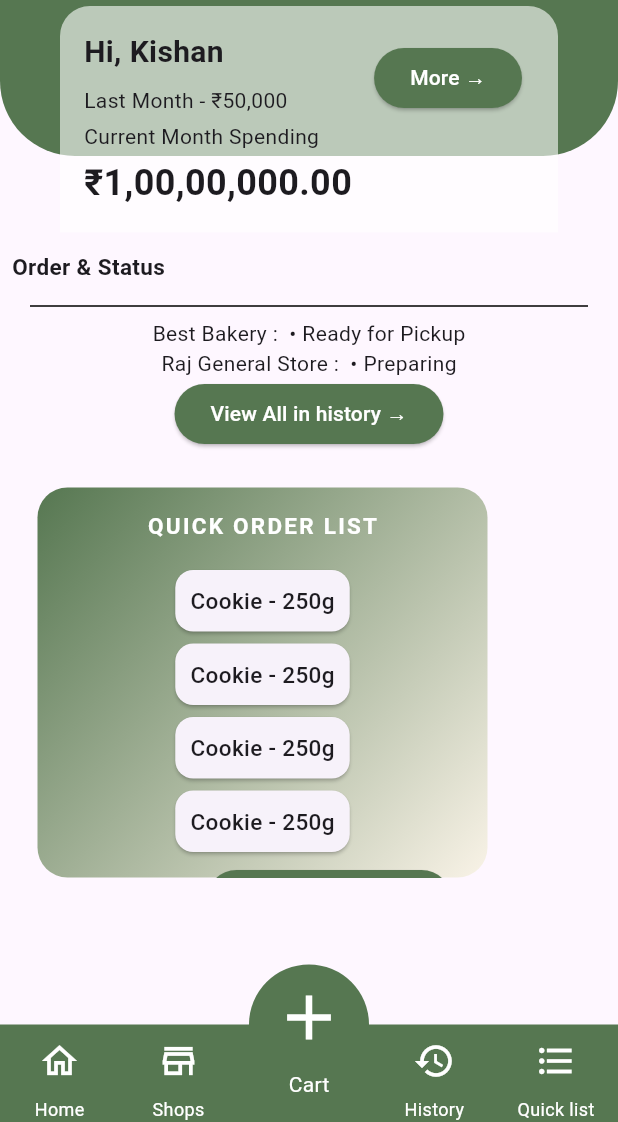
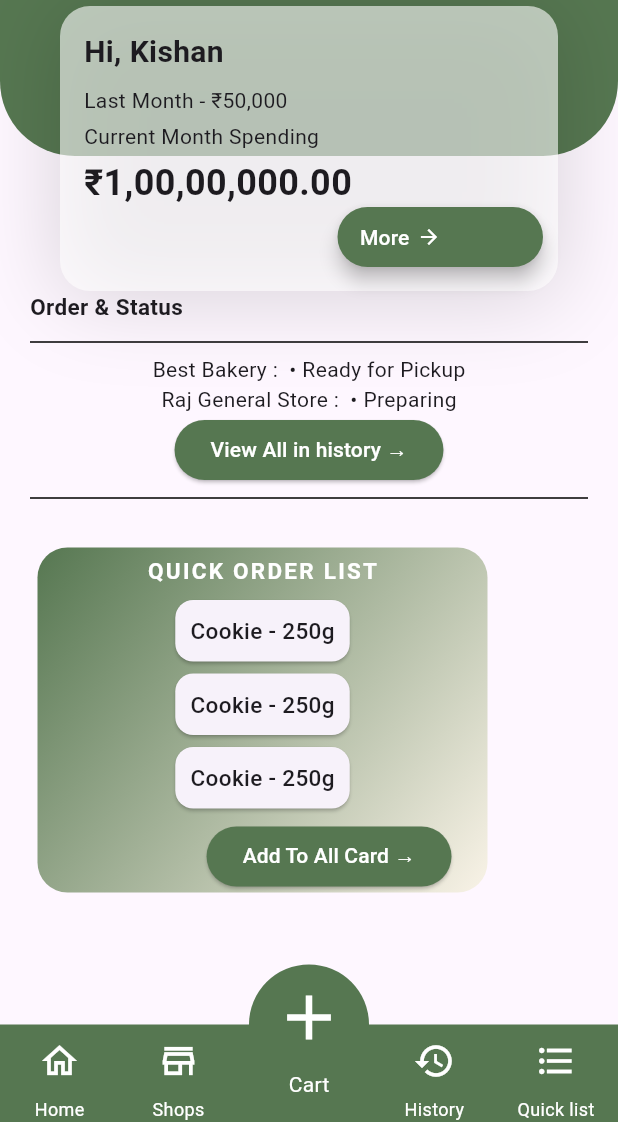
Before and after one commit to durgesh-kanzariya/Dukan-Sathi-Mobile-Application, a Flutter app: the Dashboard screen opened directly, on a phone screen of 412 x 824 dp, the part 114-1236 px from its top. Run offline on Flutter 3.47's test engine with Material 3 defaults, Android fonts, the phone set to English and light mode, and no system bars; our stand-ins replace get; missing offline and left inert: dart:ffi.

Commit message:
some changes in dashbaord page

```diff
--- a/dukan_sathi/lib/Login.dart
+++ b/dukan_sathi/lib/Login.dart
@@ -83,10 +83,8 @@ class _LoginState extends State<Login> {
                             : null,
                       ),
                     ),
-                    const SizedBox(height: 10),
+                    const SizedBox(height: 50),
 
-
-                    //-----------------  this is for the forget password -----------------------
                     // Container(
                     //   alignment: Alignment.centerRight,
                     //   child: const Padding(
--- a/dukan_sathi/lib/dashboard.dart
+++ b/dukan_sathi/lib/dashboard.dart
@@ -71,14 +71,26 @@ class _DashboardState extends State<Dashboard> {
                 left: 40,
                 right: 40,
                 child: Container(
+                  height: 190,
                   width: double.infinity,
                   padding: EdgeInsets.all(16),
                   decoration: BoxDecoration(
                     color: Colors.white.withOpacity(0.6),
-                    borderRadius: BorderRadius.only(
-                      topLeft: Radius.circular(20),
-                      topRight: Radius.circular(20),
+                    borderRadius: BorderRadius.circular(20),
+                    boxShadow: [
+                      BoxShadow(
+                        color: Colors.black.withOpacity(
+                          0.15,
+                        ), // Black with 15% opacity (soft look)
+                        blurRadius: 50, // How far the shadow extends and blurs
+                        spreadRadius:
+                            1, // Expands or contracts the size of the box
+                        offset: Offset(
+                          0,
+                          4,
+                        ), // Shifts the shadow (x, y) - 4px down
                       ),
+                    ],
                   ),
                   child: Column(
                     crossAxisAlignment: CrossAxisAlignment.start,
@@ -108,31 +120,40 @@ class _DashboardState extends State<Dashboard> {
               ),
 
               Positioned(
-                top: 100,
-                left: 40,
-                right: 40,
-                child: ListTile(
-                  trailing: ElevatedButton(
+                top: 210,
+                left: 225,
+                right: 50,
+                child: ElevatedButton(
                   onPressed: () {
                     Get.to(MonthlySpendingLage());
                   },
                   style: ElevatedButton.styleFrom(
                     backgroundColor: Color(0xFF567751),
                     foregroundColor: Colors.white,
+                    shape: RoundedRectangleBorder(
+                      borderRadius: BorderRadius.circular(20),
                     ),
-                    child: Text(
-                      "More →",
-                      style: TextStyle(color: Colors.white),
+                    padding: const EdgeInsets.symmetric(
+                      horizontal: 15,
+                      vertical: 10,
                     ),
+                    elevation: 5,
+                  ),
+                  child: const Row(
+                    children: [
+                      Text("More"),
+                      SizedBox(width: 5),
+                      Icon(Icons.arrow_forward, size: 16),
+                    ],
                   ),
                 ),
               ),
             ],
           ),
 
-          SizedBox(height: 55), // space below stack
+          SizedBox(height: 80), // space below stack
           Padding(
-            padding: EdgeInsets.all(8.0),
+            padding: EdgeInsetsGeometry.fromLTRB(20, 10, 10, 5),
             child: Text(
               "Order & Status",
               style: TextStyle(fontSize: 15, fontWeight: FontWeight.bold),
@@ -162,6 +183,13 @@ class _DashboardState extends State<Dashboard> {
                     backgroundColor: Color(0xFF567751),
                   ),
                 ),
+
+                Divider(
+                  color: Colors.black, // Line color
+                  thickness: 1, // Line thickness
+                  indent: 20, // Empty space before line
+                  endIndent: 20,
+                ),
               ],
             ),
           ),
@@ -169,7 +197,7 @@ class _DashboardState extends State<Dashboard> {
             padding: EdgeInsets.all(25.0),
             child: SingleChildScrollView(
               child: Container(
-                height: 260,
+                height: 230,
                 width: 300,
                 // color: Colors.green.withOpacity(0.5),
                 decoration: BoxDecoration(
@@ -187,9 +215,10 @@ class _DashboardState extends State<Dashboard> {
                 ),
                 child: SingleChildScrollView(
                   child: Column(
+                    mainAxisAlignment: MainAxisAlignment.start,
                     children: [
                       Padding(
-                        padding: EdgeInsets.all(15.0),
+                        padding:EdgeInsetsGeometry.symmetric(horizontal: 10,vertical: 5).flipped,
                         child: Text(
                           "QUICK ORDER LIST",
                           style: TextStyle(
@@ -219,21 +248,6 @@ class _DashboardState extends State<Dashboard> {
                                 ),
                               ),
                             ),
-                                Center(
-                            child: Card(
-                              child: Padding(
-                                padding: EdgeInsets.all(10.0),
-                                child: Text(
-                                  "Cookie - 250g",
-                                  style: TextStyle(
-                                    fontSize: 15,
-                                    fontWeight: FontWeight.w500,
-                                  ),
-                                ),
-                              ),
-                            ),
-                          ),
-
                             Center(
                               child: Card(
                                 child: Padding(
```
Also changed, not shown: dukan_sathi/lib/main.dart (line endings or trailing spaces). Lines whose indentation alone changed are shown as unchanged.
